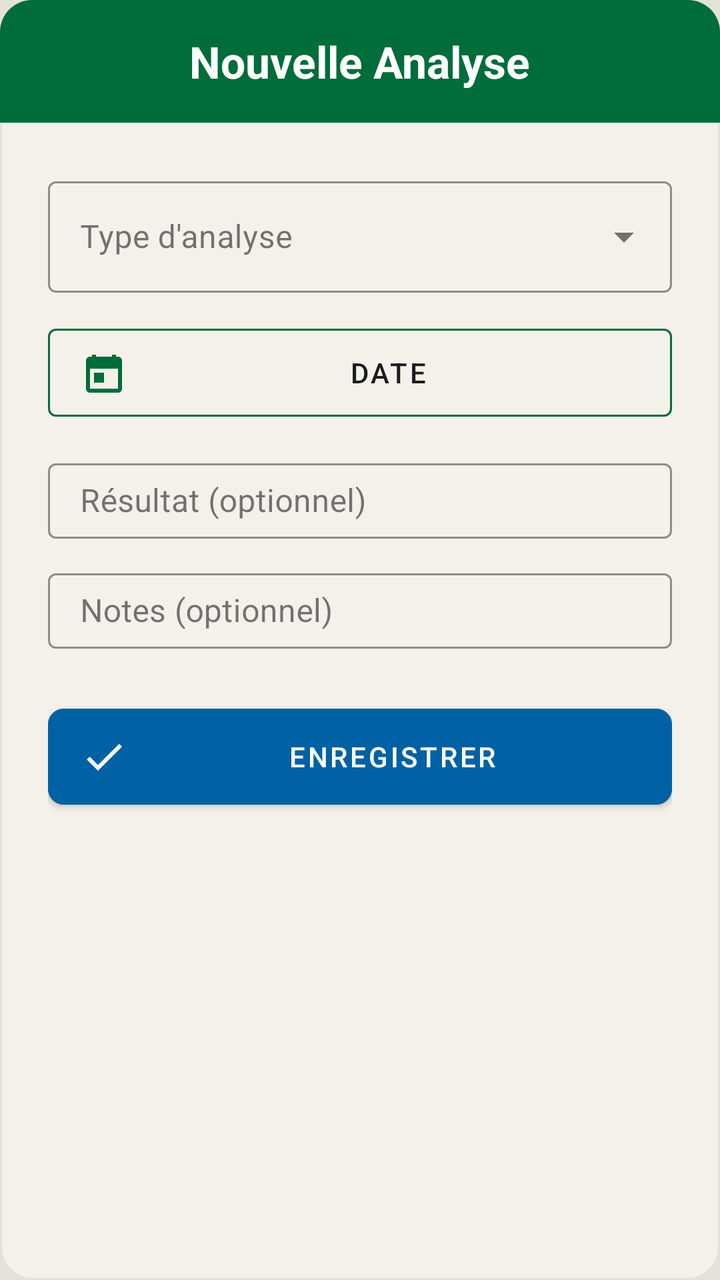
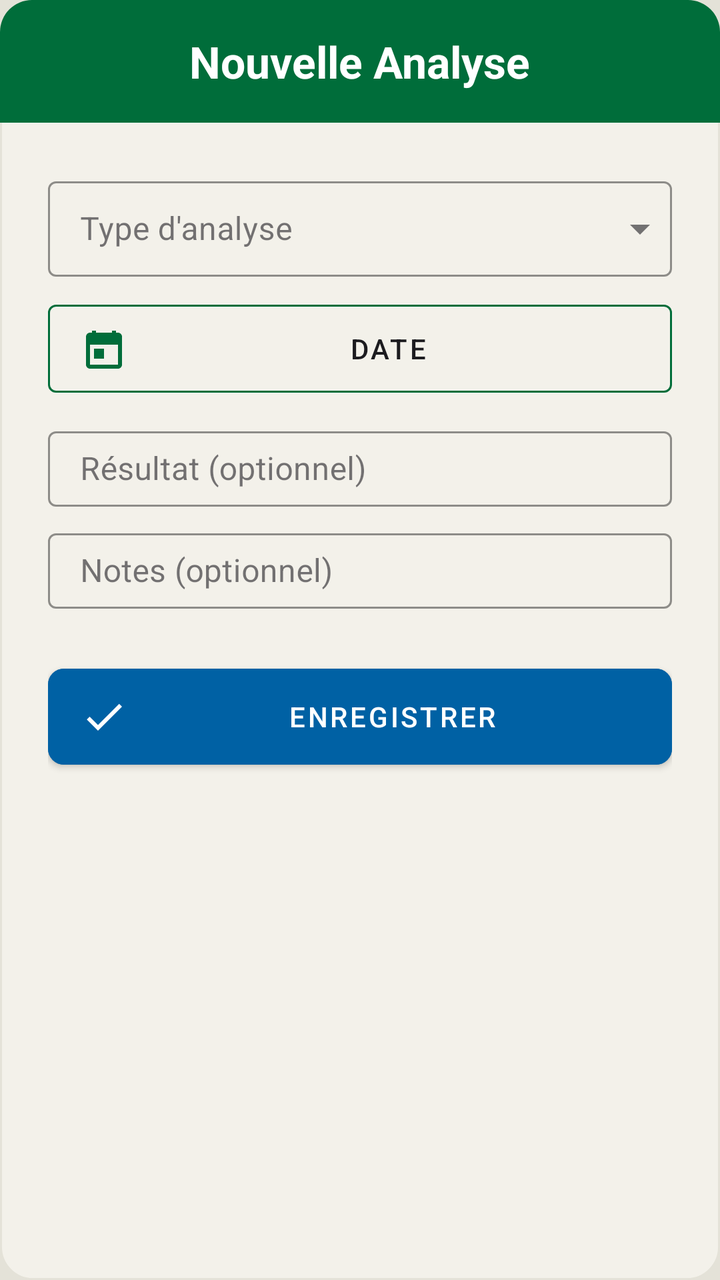

Two renders of the same Android screen: before a commit and after it. Below are the layout's source before the change and the commit's diff.
<!-- AndroidManifest.xml: application theme Theme.Poulailler_copilot -->
<!-- res/layout/dialog_add_lab_analysis.xml -->
<?xml version="1.0" encoding="utf-8"?>
<LinearLayout xmlns:android="http://schemas.android.com/apk/res/android"
    xmlns:app="http://schemas.android.com/apk/res-auto"
    android:layout_width="match_parent"
    android:layout_height="wrap_content"
    android:orientation="vertical"
    android:background="@drawable/bg_dialog_dark">

    <LinearLayout
        android:layout_width="match_parent"
        android:layout_height="wrap_content"
        android:background="@drawable/bg_dialog_header"
        android:padding="16dp"
        android:gravity="center">
        <TextView
            android:layout_width="wrap_content"
            android:layout_height="wrap_content"
            android:text="Nouvelle Analyse"
            android:textColor="@color/white"
            android:textSize="22sp"
            android:textStyle="bold"/>
    </LinearLayout>

    <LinearLayout
        android:layout_width="match_parent"
        android:layout_height="wrap_content"
        android:orientation="vertical"
        android:padding="24dp">

        <com.google.android.material.textfield.TextInputLayout
            android:id="@+id/tilAnalysisType"
            style="@style/Widget.MaterialComponents.TextInputLayout.OutlinedBox.ExposedDropdownMenu"
            android:layout_width="match_parent"
            android:layout_height="wrap_content"
            android:hint="Type d'analyse"
            android:layout_marginBottom="12dp"
            app:hintTextColor="@color/text_secondary"
            app:boxStrokeColor="@color/primary">
            <AutoCompleteTextView android:id="@+id/actvAnalysisType" android:layout_width="match_parent" android:layout_height="wrap_content" android:inputType="none" android:textColor="@color/text_primary" />
        </com.google.android.material.textfield.TextInputLayout>

        <com.google.android.material.button.MaterialButton
            android:id="@+id/btnSelectAnalysisDate"
            android:layout_width="match_parent"
            android:layout_height="56dp"
            android:text="Date"
            style="@style/Widget.MaterialComponents.Button.OutlinedButton"
            android:textColor="@color/text_primary"
            app:strokeColor="@color/primary"
            app:icon="@drawable/ic_calendar"
            app:iconTint="@color/primary"
            android:layout_marginBottom="12dp"/>

        <com.google.android.material.textfield.TextInputLayout
            android:layout_width="match_parent"
            android:layout_height="wrap_content"
            android:hint="Résultat (optionnel)"
            style="@style/Widget.MaterialComponents.TextInputLayout.OutlinedBox.Dense"
            android:layout_marginBottom="12dp"
            app:hintTextColor="@color/text_secondary"
            app:boxStrokeColor="@color/primary">
            <com.google.android.material.textfield.TextInputEditText
        style="@style/Widget.App.TextInputEditText"
                android:id="@+id/etAnalysisResult"
                android:layout_width="match_parent"
                android:layout_height="wrap_content"
                android:textColor="@color/text_primary" />
        </com.google.android.material.textfield.TextInputLayout>

        <com.google.android.material.textfield.TextInputLayout
            android:layout_width="match_parent"
            android:layout_height="wrap_content"
            android:hint="Notes (optionnel)"
            style="@style/Widget.MaterialComponents.TextInputLayout.OutlinedBox.Dense"
            android:layout_marginBottom="24dp"
            app:hintTextColor="@color/text_secondary"
            app:boxStrokeColor="@color/primary">
            <com.google.android.material.textfield.TextInputEditText
        style="@style/Widget.App.TextInputEditText"
                android:id="@+id/etAnalysisNotes"
                android:layout_width="match_parent"
                android:layout_height="wrap_content"
                android:textColor="@color/text_primary" />
        </com.google.android.material.textfield.TextInputLayout>

        <com.google.android.material.button.MaterialButton
            android:id="@+id/btnSaveAnalysis"
            android:layout_width="match_parent"
            android:layout_height="60dp"
            android:text="ENREGISTRER"
            android:backgroundTint="@color/accent_blue"
            android:textColor="@color/white"
            app:cornerRadius="8dp"
            app:icon="@drawable/ic_check"
            app:iconTint="@color/white"/>
    </LinearLayout>
</LinearLayout>
<!-- resources referenced by this layout -->
<resources>
  <color name="accent_blue">#0061A4</color>
  <color name="primary">#006D3A</color>
  <color name="text_primary">#1C1B1F</color>
  <color name="text_secondary">#49454F</color>
  <color name="white">#FFFFFFFF</color>
  <!-- drawable bg_dialog_dark (drawable) -->
  <?xml version="1.0" encoding="utf-8"?>
  <shape xmlns:android="http://schemas.android.com/apk/res/android">
      <solid android:color="@color/surface" />
      <stroke
          android:width="1dp"
          android:color="@color/off_white" />
      <corners android:radius="16dp" />
  </shape>
  <!-- drawable bg_dialog_header (drawable) -->
  <?xml version="1.0" encoding="utf-8"?>
  <shape xmlns:android="http://schemas.android.com/apk/res/android">
      <solid android:color="@color/primary" />
      <corners
          android:topLeftRadius="16dp"
          android:topRightRadius="16dp" />
  </shape>
  <!-- drawable ic_calendar (drawable) -->
  <vector xmlns:android="http://schemas.android.com/apk/res/android"
      android:width="24dp"
      android:height="24dp"
      android:viewportWidth="24"
      android:viewportHeight="24">
      <path
          android:fillColor="#000000"
          android:pathData="M19,4h-1V3h-2v1H8V3H6v1H5C3.89,4 3.01,4.9 3.01,6L3,20c0,1.1 0.89,2 2,2h14c1.1,0 2,-0.9 2,-2V6C21,4.9 20.1,4 19,4z M19,20H5V10h14V20z M7,12h5v5H7z"/>
  </vector>
  <!-- drawable ic_check (drawable) -->
  <vector xmlns:android="http://schemas.android.com/apk/res/android"
      android:width="24dp"
      android:height="24dp"
      android:viewportWidth="24"
      android:viewportHeight="24">
      <path
          android:fillColor="#000000"
          android:pathData="M9,16.17L4.83,12l-1.42,1.41L9,19 21,7l-1.41,-1.41z"/>
  </vector>
  <style name="Widget.App.TextInputEditText" parent="Widget.MaterialComponents.TextInputEditText.OutlinedBox.Dense">
          <item name="android:paddingTop">8dp</item>
          <item name="android:paddingBottom">8dp</item>
          <item name="android:minHeight">0dp</item>
      </style>
  <color name="surface">#F3F1EA</color>
  <color name="off_white">#E4E2D8</color>
  <color name="primary_variant">#004D22</color>
  <color name="secondary">#43A047</color>
  <color name="secondary_variant">#2E7D32</color>
  <color name="background">@color/off_white</color>
  <style name="Widget.App.CardView" parent="Widget.MaterialComponents.CardView">
          <item name="cardElevation">2dp</item>
          <item name="cardCornerRadius">16dp</item>
          <item name="cardBackgroundColor">@color/surface</item>
          <item name="strokeWidth">0dp</item>
      </style>
  <style name="ShapeAppearance.App.LargeComponent" parent="ShapeAppearance.MaterialComponents.LargeComponent">
          <item name="cornerFamily">rounded</item>
          <item name="cornerSize">16dp</item>
      </style>
  <style name="Widget.App.TextInputLayout" parent="Widget.MaterialComponents.TextInputLayout.OutlinedBox.Dense" />
  <style name="ThemeOverlay.App.MaterialAlertDialog" parent="ThemeOverlay.MaterialComponents.MaterialAlertDialog">
          <item name="colorSurface">@color/surface</item>
          <item name="colorOnSurface">@color/text_primary</item>
          <item name="android:textColorPrimary">@color/text_primary</item>
      </style>
  <!-- unchanged entries left out for length: 1 -->
</resources>

<!-- the commit's change to res/layout/dialog_add_lab_analysis.xml (unified diff, before → after) -->
@@ -29,11 +29,12 @@
 
         <com.google.android.material.textfield.TextInputLayout
             android:id="@+id/tilAnalysisType"
-            style="@style/Widget.MaterialComponents.TextInputLayout.OutlinedBox.ExposedDropdownMenu"
+            style="@style/Widget.MaterialComponents.TextInputLayout.OutlinedBox.Dense.ExposedDropdownMenu"
+            app:endIconMinSize="32dp"
             android:layout_width="match_parent"
             android:layout_height="wrap_content"
             android:hint="Type d'analyse"
-            android:layout_marginBottom="12dp"
+            android:layout_marginBottom="8dp"
             app:hintTextColor="@color/text_secondary"
             app:boxStrokeColor="@color/primary">
             <AutoCompleteTextView android:id="@+id/actvAnalysisType" android:layout_width="match_parent" android:layout_height="wrap_content" android:inputType="none" android:textColor="@color/text_primary" />
@@ -49,14 +50,14 @@
             app:strokeColor="@color/primary"
             app:icon="@drawable/ic_calendar"
             app:iconTint="@color/primary"
-            android:layout_marginBottom="12dp"/>
+            android:layout_marginBottom="8dp"/>
 
         <com.google.android.material.textfield.TextInputLayout
             android:layout_width="match_parent"
             android:layout_height="wrap_content"
             android:hint="Résultat (optionnel)"
             style="@style/Widget.MaterialComponents.TextInputLayout.OutlinedBox.Dense"
-            android:layout_marginBottom="12dp"
+            android:layout_marginBottom="8dp"
             app:hintTextColor="@color/text_secondary"
             app:boxStrokeColor="@color/primary">
             <com.google.android.material.textfield.TextInputEditText
